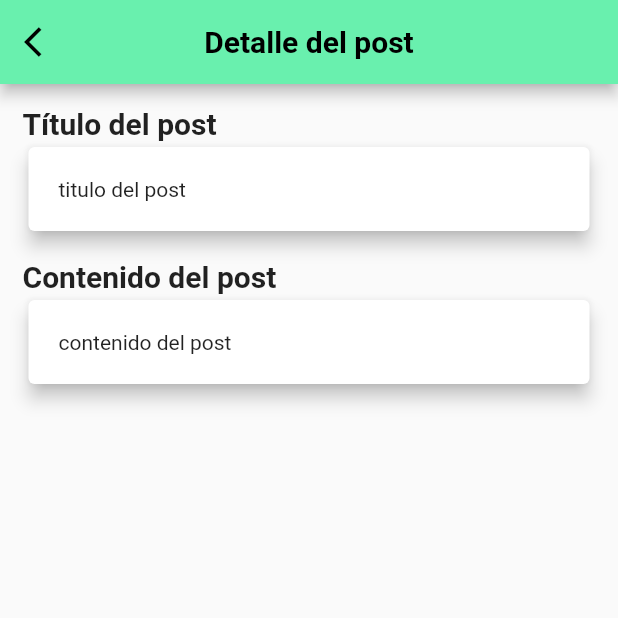
After one commit to imdidierjunco/projects_with_flutter, a Flutter app: the DetailPostScreen screen opened directly, on a phone screen of 412 x 824 dp, the top half of it. The commit adds this screen. Run offline on Flutter 3.47's test engine with Material 2 defaults, Android fonts, the phone set to English and light mode, and no system bars; our stand-ins replace cached_network_image, faker, flutter_svg, timeago.

Commit message:
Terminando maquetación de las vistas en el proyecto *Lista de usuarios*

```diff
--- a/lib/list_users/display/list_users_main.dart
+++ b/lib/list_users/display/list_users_main.dart
@@ -19,6 +19,8 @@ class ListUserMain extends StatelessWidget {
         NewUserScreen.routeName: (_) => const NewUserScreen(),
         DetailUserScreen.routeName: (_) => const DetailUserScreen(),
         HomeProjectsScreen.routeName: (_) => const HomeProjectsScreen(),
+        NewPostScreen.routeName: (_) => const NewPostScreen(),
+        DetailPostScreen.routeName: (_) => DetailPostScreen(),
       },
     );
   }
--- /dev/null
+++ b/lib/list_users/display/screens/details_post/detail_post.dart
@@ -0,0 +1,79 @@
+import 'package:flutter/material.dart';
+
+class DetailPostScreen extends StatelessWidget {
+  static String routeName = 'details-post';
+
+  const DetailPostScreen({super.key});
+
+  @override
+  Widget build(BuildContext context) {
+    return Scaffold(
+      appBar: AppBar(
+        leading: IconButton(
+          icon: const Icon(
+            Icons.arrow_back_ios,
+            color: Colors.black,
+          ),
+          onPressed: () => Navigator.of(context).pop(),
+        ),
+        centerTitle: true,
+        title: const Text(
+          'Detalle del post',
+          style: TextStyle(
+            color: Colors.black,
+            fontSize: 20,
+            fontWeight: FontWeight.bold,
+          ),
+        ),
+        backgroundColor: Colors.greenAccent,
+      ),
+      body: Padding(
+        padding: const EdgeInsets.all(15.0),
+        child: Column(
+          children: [
+            _itemCard(
+              'Título del post',
+              'titulo del post',
+            ),
+            const SizedBox(
+              height: 15,
+            ),
+            _itemCard(
+              'Contenido del post',
+              'contenido del post',
+            ),
+          ],
+        ),
+      ),
+    );
+  }
+
+  Column _itemCard(String title, String text) {
+    return Column(
+      crossAxisAlignment: CrossAxisAlignment.start,
+      children: [
+        Text(
+          title,
+          style: const TextStyle(
+            fontSize: 20,
+            fontWeight: FontWeight.bold,
+          ),
+        ),
+        SizedBox(
+          width: double.infinity,
+          child: Card(
+            elevation: 5,
+            child: Padding(
+              padding: const EdgeInsets.all(
+                20.0,
+              ),
+              child: Text(
+                text,
+              ),
+            ),
+          ),
+        )
+      ],
+    );
+  }
+}
--- a/lib/list_users/display/screens/home/home.dart
+++ b/lib/list_users/display/screens/home/home.dart
@@ -51,7 +51,7 @@ class _ListUserHomeScreen extends State<ListUserHomeScreen> {
       ),
       floatingActionButton: FloatingActionButton(
         onPressed: () {
-          Navigator.pushNamed(context, 'new_user');
+          Navigator.pushNamed(context, NewUserScreen.routeName);
         },
         backgroundColor: Colors.greenAccent,
         child: const Icon(Icons.person_add),
--- a/lib/list_users/display/screens/screens.dart
+++ b/lib/list_users/display/screens/screens.dart
@@ -1,3 +1,7 @@
+export 'package:all_flutter/list_users/display/screens/details_post/detail_post.dart';
+
+export 'package:all_flutter/list_users/display/screens/new_post/new_post.dart';
+
 export 'package:all_flutter/list_users/display/screens/detail_user/detail_user.dart';
 export 'package:all_flutter/list_users/display/screens/home/home.dart';
 export 'package:all_flutter/list_users/display/screens/new_user/new_user.dart';
--- a/lib/list_users/display/widgets/widgets.dart
+++ b/lib/list_users/display/widgets/widgets.dart
@@ -1,2 +1,3 @@
+export 'package:all_flutter/list_users/display/widgets/button_widget.dart';
 export 'package:all_flutter/list_users/display/widgets/dropdown.dart';
 export 'package:all_flutter/list_users/display/widgets/text_field.dart';
```
Also changed, not shown: lib/list_users/display/screens/detail_user/detail_user.dart (+13 -8 lines), lib/list_users/display/screens/new_post/new_post.dart (added, +54 -0 lines), lib/list_users/display/screens/new_user/new_user.dart (+1 -15 lines), lib/list_users/display/widgets/button_widget.dart (added, +25 -0 lines), lib/list_users/display/widgets/text_field.dart (+12 -8 lines).
